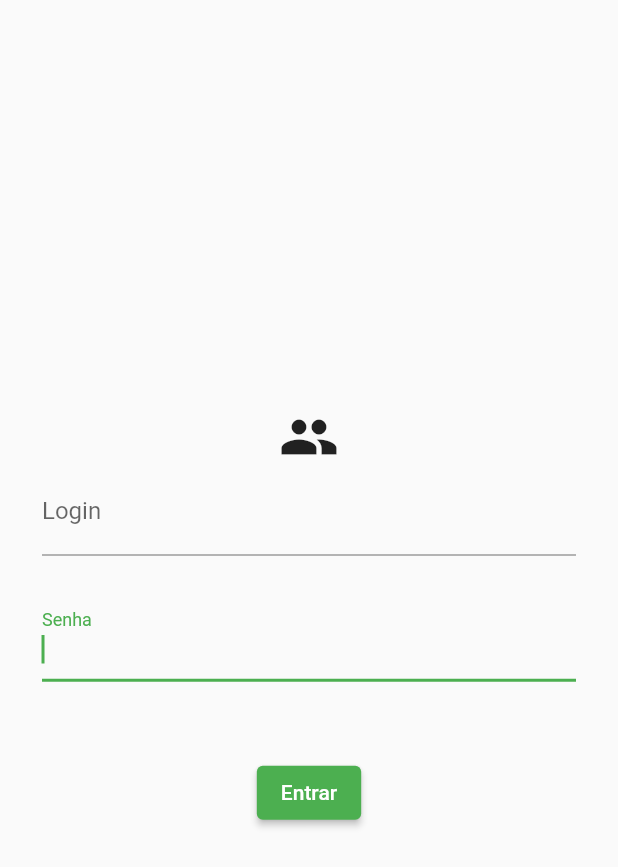
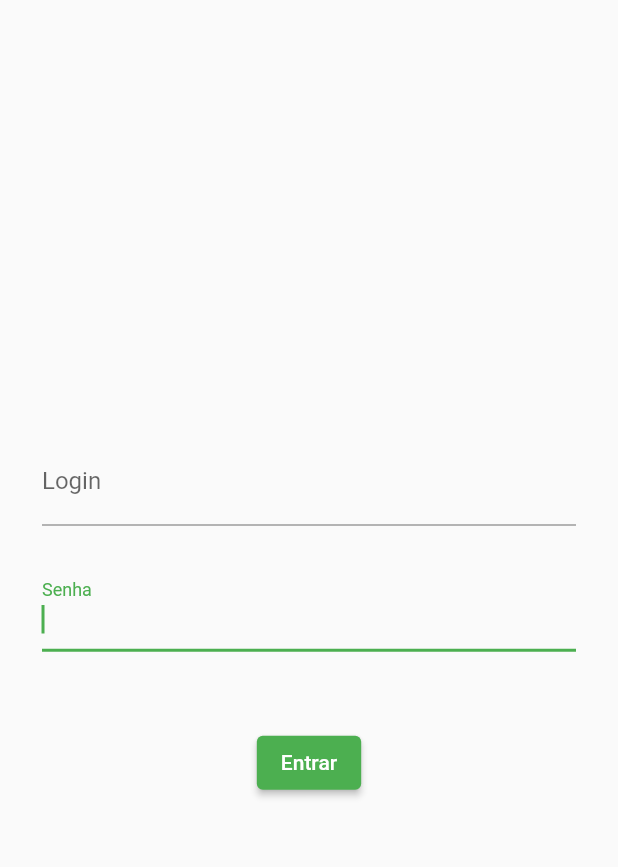
Before and after one commit to SergioHenriqueFe/Dart_flutter_Spash_login_home, a Flutter app: the screen it shows after launch, on a phone screen of 412 x 824 dp. Shown: the top 867 px of the screen. Run offline on Flutter 3.47's test engine with Material 2 defaults, Android fonts, the phone set to English and light mode, and no system bars; network calls fail.

```diff
--- a/lib/pages/login_page.dart
+++ b/lib/pages/login_page.dart
@@ -14,10 +14,7 @@ class LoginPage extends StatelessWidget {
           crossAxisAlignment: CrossAxisAlignment.center,
           mainAxisAlignment: MainAxisAlignment.center,
           children: [
-            Icon(
-              Icons.people,
-              size: 40,
-            ),
+
             TextField(
               decoration: InputDecoration(
                 label: Text('Login'),
--- a/pubspec.yaml
+++ b/pubspec.yaml
@@ -59,8 +59,6 @@ flutter:
   uses-material-design: true
 
   # To add assets to your application, add an assets section, like this:
-  assets:
-    - assets/image/background.jpg
 
   # An image asset can refer to one or more resolution-specific "variants", see
   # https://flutter.dev/assets-and-images/#resolution-aware
```
Also changed, not shown: lib/pages/splash_page.dart (+8 -8 lines), lib/assets/image/background.jpg (deleted).
